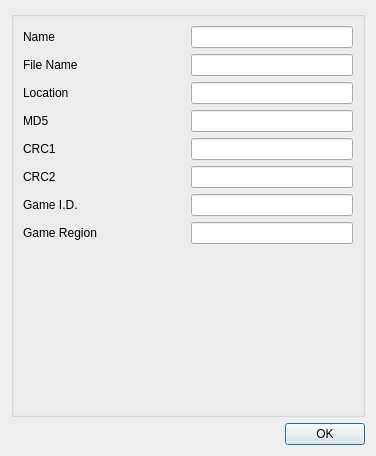
Rosalie241/RMG, file Source/RMG/UserInterface/Dialog/RomInfoDialog.ui: the form before one commit.
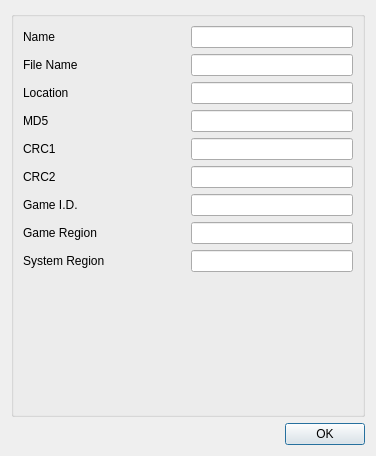
The form after the commit.

Commit message: RMG: add System Region to RomInfoDialog

Patch:
```diff
--- a/Source/RMG/UserInterface/Dialog/RomInfoDialog.ui
+++ b/Source/RMG/UserInterface/Dialog/RomInfoDialog.ui
@@ -242,6 +242,30 @@
         </item>
        </layout>
       </item>
+      <item>
+       <layout class="QHBoxLayout" name="horizontalLayout_9">
+        <item>
+         <widget class="QLabel" name="label_9">
+          <property name="text">
+           <string>System Region</string>
+          </property>
+         </widget>
+        </item>
+        <item>
+         <widget class="QLineEdit" name="systemRegionLineEdit">
+          <property name="sizePolicy">
+           <sizepolicy hsizetype="Minimum" vsizetype="Fixed">
+            <horstretch>0</horstretch>
+            <verstretch>0</verstretch>
+           </sizepolicy>
+          </property>
+          <property name="readOnly">
+           <bool>true</bool>
+          </property>
+         </widget>
+        </item>
+       </layout>
+      </item>
       <item>
        <spacer name="verticalSpacer">
         <property name="orientation">
```
Left out of the diff: 6 changed lines with no effect on the pictures. The commit also changes 1 other file.
